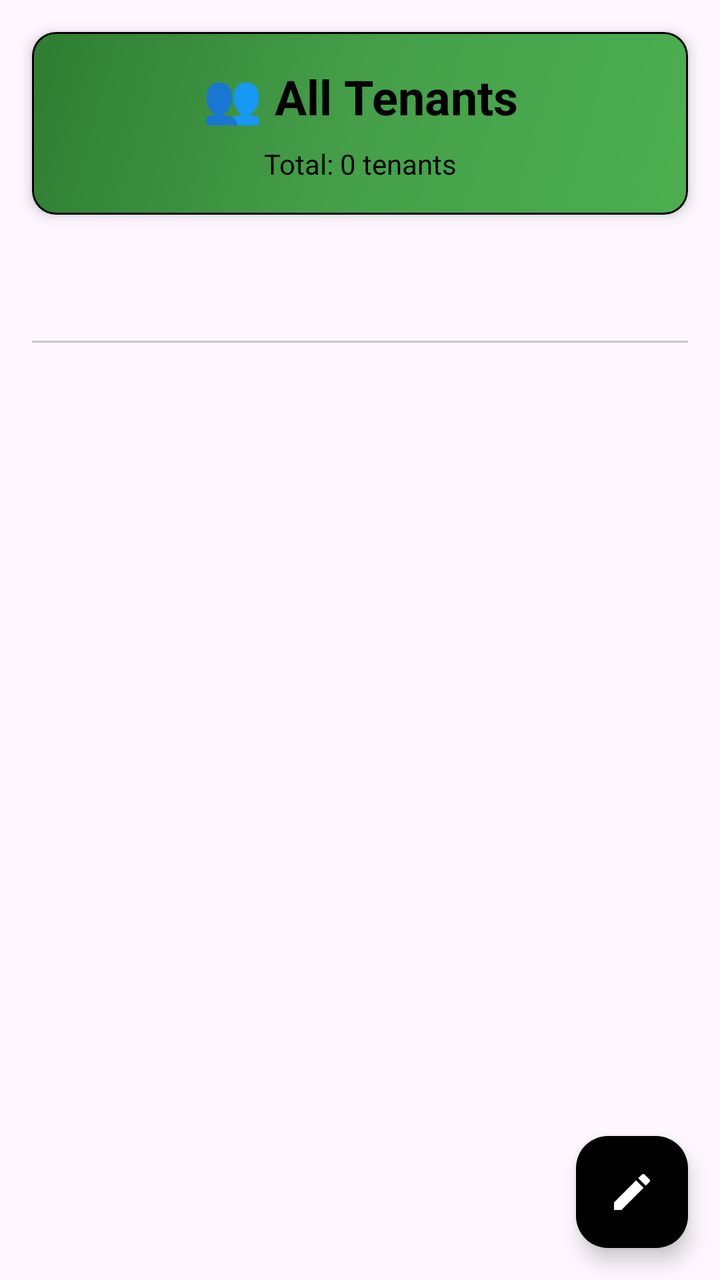
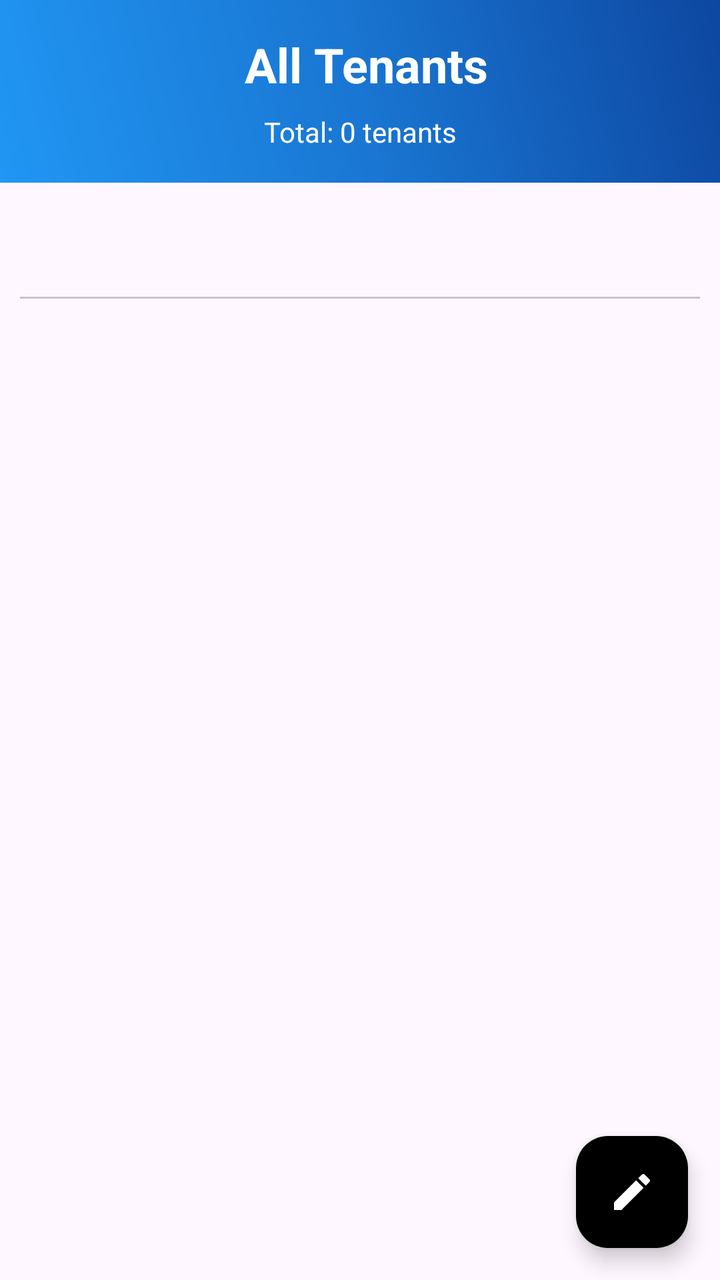

An Android layout rendered at two revisions. The XML below is the earlier revision; the diff shows what the commit changed to produce the second picture.
<!-- AndroidManifest.xml: application theme Theme.RentMangment -->
<!-- res/layout/fragment_tenants_tabbed.xml -->
<?xml version="1.0" encoding="utf-8"?>
<androidx.coordinatorlayout.widget.CoordinatorLayout xmlns:android="http://schemas.android.com/apk/res/android"
    xmlns:app="http://schemas.android.com/apk/res-auto"
    android:layout_width="match_parent"
    android:layout_height="match_parent">

    <LinearLayout
        android:layout_width="match_parent"
        android:layout_height="match_parent"
        android:orientation="vertical">

        
        <com.google.android.material.card.MaterialCardView
            android:layout_width="match_parent"
            android:layout_height="wrap_content"
            android:layout_margin="16dp"
            app:cardCornerRadius="12dp"
            app:cardElevation="4dp"
            app:strokeColor="@color/black"
            app:strokeWidth="1dp">

            <LinearLayout
                android:layout_width="match_parent"
                android:layout_height="wrap_content"
                android:orientation="vertical"
                android:padding="16dp"
                android:background="@drawable/header_gradient">

                <TextView
                    android:layout_width="match_parent"
                    android:layout_height="wrap_content"
                    android:text="👥 All Tenants"
                    android:textSize="24sp"
                    android:textStyle="bold"
                    android:textColor="@color/black"
                    android:gravity="center"
                    android:layout_marginBottom="8dp" />

                <TextView
                    android:id="@+id/tvTotalCount"
                    android:layout_width="match_parent"
                    android:layout_height="wrap_content"
                    android:text="Total: 0 tenants"
                    android:textSize="14sp"
                    android:textColor="@color/black"
                    android:gravity="center" />

            </LinearLayout>

        </com.google.android.material.card.MaterialCardView>

        
        <com.google.android.material.tabs.TabLayout
            android:id="@+id/tabLayout"
            android:layout_width="match_parent"
            android:layout_height="wrap_content"
            android:layout_marginHorizontal="16dp"
            android:layout_marginBottom="8dp"
            app:tabMode="fixed"
            app:tabGravity="fill"
            app:tabSelectedTextColor="@color/black"
            app:tabTextColor="@android:color/darker_gray"
            app:tabIndicatorColor="@color/black"
            app:tabIndicatorHeight="3dp"
            app:tabBackground="@drawable/dashed_border"
            app:tabRippleColor="@color/black" />

        
        <androidx.viewpager2.widget.ViewPager2
            android:id="@+id/viewPager"
            android:layout_width="match_parent"
            android:layout_height="0dp"
            android:layout_weight="1"
            android:layout_marginHorizontal="8dp" />

    </LinearLayout>

    
    <com.google.android.material.floatingactionbutton.FloatingActionButton
        android:id="@+id/fabAddTenant"
        android:layout_width="wrap_content"
        android:layout_height="wrap_content"
        android:layout_gravity="bottom|end"
        android:layout_margin="16dp"
        android:src="@drawable/ic_edit"
        app:tint="@android:color/white"
        app:backgroundTint="@color/black" />

</androidx.coordinatorlayout.widget.CoordinatorLayout>
<!-- resources referenced by this layout -->
<resources>
  <color name="black">#FF000000</color>
  <!-- drawable dashed_border (drawable) -->
  <?xml version="1.0" encoding="utf-8"?>
  <shape xmlns:android="http://schemas.android.com/apk/res/android">
      <stroke
          android:width="2dp"
          android:color="#CCCCCC"
          android:dashWidth="10dp"
          android:dashGap="5dp" />
      <corners android:radius="4dp" />
  </shape>
  <!-- drawable header_gradient (drawable) -->
  <?xml version="1.0" encoding="utf-8"?>
  <shape xmlns:android="http://schemas.android.com/apk/res/android">
      <gradient
          android:angle="135"
          android:startColor="#4CAF50"
          android:centerColor="#45A049"
          android:endColor="#2E7D32"
          android:type="linear" />
  </shape>
  <!-- drawable ic_edit (drawable) -->
  <?xml version="1.0" encoding="utf-8"?>
  <vector xmlns:android="http://schemas.android.com/apk/res/android"
      android:width="24dp"
      android:height="24dp"
      android:viewportWidth="24"
      android:viewportHeight="24">
  
      <path
          android:fillColor="#FF000000"
          android:pathData="M3,17.25V21h3.75L17.81,9.94l-3.75-3.75L3,17.25zM20.71,7.04c0.39,-0.39 0.39,-1.02 0,-1.41l-2.34,-2.34c-0.39,-0.39 -1.02,-0.39 -1.41,0l-1.83,1.83l3.75,3.75L20.71,7.04z" />
  </vector>
  <style name="Theme.RentMangment" parent="Base.Theme.RentMangment" />
  <style name="Base.Theme.RentMangment" parent="Theme.Material3.DayNight.NoActionBar">
          
          
      </style>
</resources>

<!-- the commit's change to res/layout/fragment_tenants_tabbed.xml (unified diff, before → after) -->
@@ -10,29 +10,22 @@
         android:orientation="vertical">
 
         
-        <com.google.android.material.card.MaterialCardView
-            android:layout_width="match_parent"
-            android:layout_height="wrap_content"
-            android:layout_margin="16dp"
-            app:cardCornerRadius="12dp"
-            app:cardElevation="4dp"
-            app:strokeColor="@color/black"
-            app:strokeWidth="1dp">
+
 
             <LinearLayout
                 android:layout_width="match_parent"
                 android:layout_height="wrap_content"
                 android:orientation="vertical"
                 android:padding="16dp"
-                android:background="@drawable/header_gradient">
+                android:background="@drawable/nav_header_gradient">
 
                 <TextView
                     android:layout_width="match_parent"
                     android:layout_height="wrap_content"
-                    android:text="👥 All Tenants"
+                    android:text=" All Tenants"
                     android:textSize="24sp"
                     android:textStyle="bold"
-                    android:textColor="@color/black"
+                    android:textColor="@color/white"
                     android:gravity="center"
                     android:layout_marginBottom="8dp" />
 
@@ -42,27 +35,28 @@
                     android:layout_height="wrap_content"
                     android:text="Total: 0 tenants"
                     android:textSize="14sp"
-                    android:textColor="@color/black"
+                    android:textColor="@color/white"
                     android:gravity="center" />
 
             </LinearLayout>
 
-        </com.google.android.material.card.MaterialCardView>
 
         
         <com.google.android.material.tabs.TabLayout
             android:id="@+id/tabLayout"
             android:layout_width="match_parent"
             android:layout_height="wrap_content"
+            android:layout_marginTop="20dp"
             android:layout_marginHorizontal="16dp"
             android:layout_marginBottom="8dp"
             app:tabMode="fixed"
+            android:layout_margin="10dp"
             app:tabGravity="fill"
             app:tabSelectedTextColor="@color/black"
             app:tabTextColor="@android:color/darker_gray"
             app:tabIndicatorColor="@color/black"
             app:tabIndicatorHeight="3dp"
-            app:tabBackground="@drawable/dashed_border"
+            app:tabBackground="@drawable/room_header_background"
             app:tabRippleColor="@color/black" />
 
         
@@ -71,6 +65,7 @@
             android:layout_width="match_parent"
             android:layout_height="0dp"
             android:layout_weight="1"
+            android:layout_marginTop="10dp"
             android:layout_marginHorizontal="8dp" />
 
     </LinearLayout>
<!-- resource entries referenced after the edit -->
@@ -1,26 +1,7 @@
 <!-- resources referenced by this layout -->
 <resources>
   <color name="black">#FF000000</color>
-  <!-- drawable dashed_border (drawable) -->
-  <?xml version="1.0" encoding="utf-8"?>
-  <shape xmlns:android="http://schemas.android.com/apk/res/android">
-      <stroke
-          android:width="2dp"
-          android:color="#CCCCCC"
-          android:dashWidth="10dp"
-          android:dashGap="5dp" />
-      <corners android:radius="4dp" />
-  </shape>
-  <!-- drawable header_gradient (drawable) -->
-  <?xml version="1.0" encoding="utf-8"?>
-  <shape xmlns:android="http://schemas.android.com/apk/res/android">
-      <gradient
-          android:angle="135"
-          android:startColor="#4CAF50"
-          android:centerColor="#45A049"
-          android:endColor="#2E7D32"
-          android:type="linear" />
-  </shape>
+  <color name="white">#FFFFFFFF</color>
   <!-- drawable ic_edit (drawable) -->
   <?xml version="1.0" encoding="utf-8"?>
   <vector xmlns:android="http://schemas.android.com/apk/res/android"
@@ -33,7 +14,27 @@
           android:fillColor="#FF000000"
           android:pathData="M3,17.25V21h3.75L17.81,9.94l-3.75-3.75L3,17.25zM20.71,7.04c0.39,-0.39 0.39,-1.02 0,-1.41l-2.34,-2.34c-0.39,-0.39 -1.02,-0.39 -1.41,0l-1.83,1.83l3.75,3.75L20.71,7.04z" />
   </vector>
+  <!-- drawable nav_header_gradient (drawable) -->
+  <?xml version="1.0" encoding="utf-8"?>
+  <shape xmlns:android="http://schemas.android.com/apk/res/android">
+      <gradient
+          android:angle="45"
+          android:startColor="#2196F3"
+          android:centerColor="#1976D2"
+          android:endColor="#0D47A1"
+          android:type="linear" />
+  </shape>
+  <!-- drawable room_header_background (drawable) -->
+  <?xml version="1.0" encoding="utf-8"?>
+  <shape xmlns:android="http://schemas.android.com/apk/res/android"
+      android:shape="rectangle">
+      <solid android:color="@color/room_header_bg" />
+      <corners android:radius="8dp" />
+      <stroke android:width="1dp" android:color="@color/room_header_border" />
+  </shape>
   <style name="Theme.RentMangment" parent="Base.Theme.RentMangment" />
+  <color name="room_header_bg">#E3F2FD</color>
+  <color name="room_header_border">#BBDEFB</color>
   <style name="Base.Theme.RentMangment" parent="Theme.Material3.DayNight.NoActionBar">
           
           
